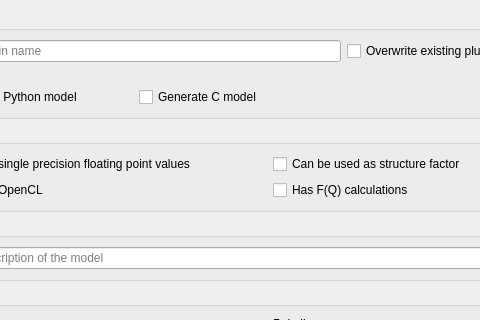
Above: src/sas/qtgui/Utilities/UI/PluginDefinitionUI.ui from SasView/sasview before the change; both pictures show x 92 to 572 and y 0 to 320 of the 723 by 784 pixel window. Below: the same form after it.
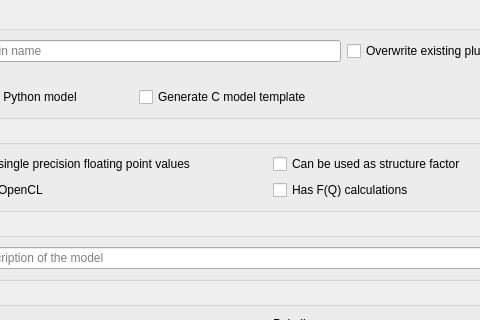
That is the form after the change.

Commit message: update C template and "generate C model checkbox" for clarity

Patch:
```diff
--- a/src/sas/qtgui/Utilities/UI/PluginDefinitionUI.ui
+++ b/src/sas/qtgui/Utilities/UI/PluginDefinitionUI.ui
@@ -146,7 +146,7 @@
         <item>
          <widget class="QCheckBox" name="chkGenC">
           <property name="text">
-           <string>Generate C model</string>
+           <string>Generate C model template</string>
           </property>
          </widget>
         </item>
```
The commit also changes 1 other file.
